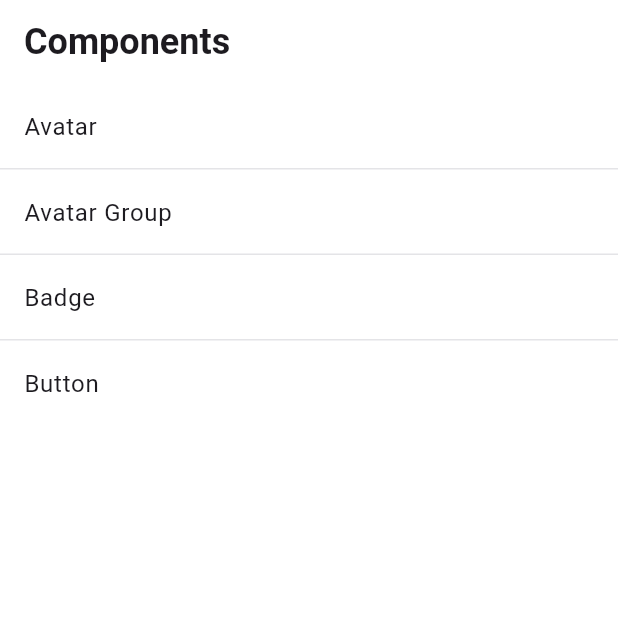
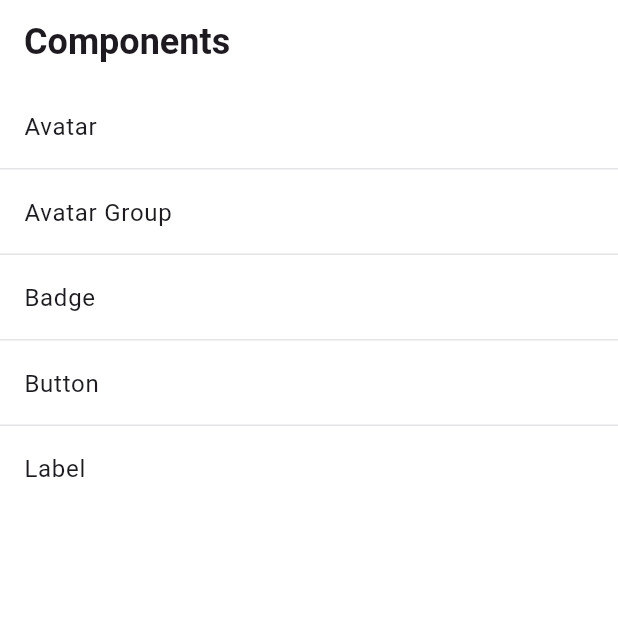
Before and after one commit to eakl/roojai_design_system, a Flutter app: the screen it shows after launch, on a phone screen of 412 x 824 dp, the top half of it. Run offline on Flutter 3.47's test engine with Material 3 defaults, Android fonts, the phone set to English and light mode, and no system bars.

Commit message:
Add Label component

```diff
--- a/example/lib/catalog/component_registry.dart
+++ b/example/lib/catalog/component_registry.dart
@@ -3,6 +3,7 @@ import 'specs/avatar_group_showcase_spec.dart';
 import 'specs/avatar_showcase_spec.dart';
 import 'specs/badge_showcase_spec.dart';
 import 'specs/button_showcase_spec.dart';
+import 'specs/label_showcase_spec.dart';
 
 /// Maps a component's display name to a function building its
 /// ComponentShowcaseSpec. Kept as a function (not a pre-built spec) so
@@ -15,4 +16,5 @@ final Map<String, ComponentShowcaseSpec Function()> componentRegistry = {
   'Avatar Group': buildAvatarGroupShowcaseSpec,
   'Badge': buildBadgeShowcaseSpec,
   'Button': buildButtonShowcaseSpec,
+  'Label': buildLabelShowcaseSpec,
 };
--- /dev/null
+++ b/example/lib/catalog/specs/label_showcase_spec.dart
@@ -0,0 +1,18 @@
+import 'package:ui/ui.dart';
+
+import '../component_showcase_spec.dart';
+
+ComponentShowcaseSpec buildLabelShowcaseSpec() {
+  return ComponentShowcaseSpec(
+    title: 'Label',
+    // Label has no variant/size axis (see the doc on `Label`), so only
+    // "States" is populated here — one entry per boolean-modifier
+    // combination, so the required/disabled interaction is visible too.
+    statesBuilder: () => const [
+      Label(text: 'Default'),
+      Label(text: 'Required', required: true),
+      Label(text: 'Disabled', disabled: true),
+      Label(text: 'Required & disabled', required: true, disabled: true),
+    ],
+  );
+}
--- a/lib/ui.dart
+++ b/lib/ui.dart
@@ -23,3 +23,4 @@ export 'src/components/button/button.dart';
 export 'src/components/button/button_interaction_state.dart';
 export 'src/components/button/button_size.dart';
 export 'src/components/button/button_variant.dart';
+export 'src/components/label/label.dart';
```
Also changed, not shown: lib/src/components/label/label.dart (added, +93 -0 lines).
